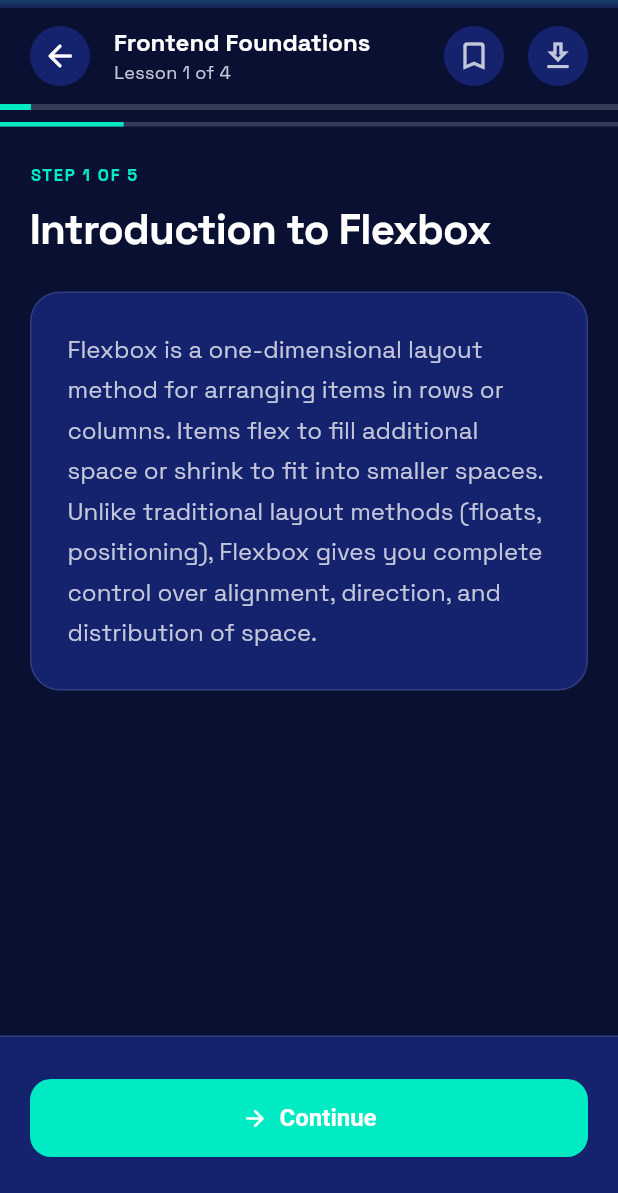
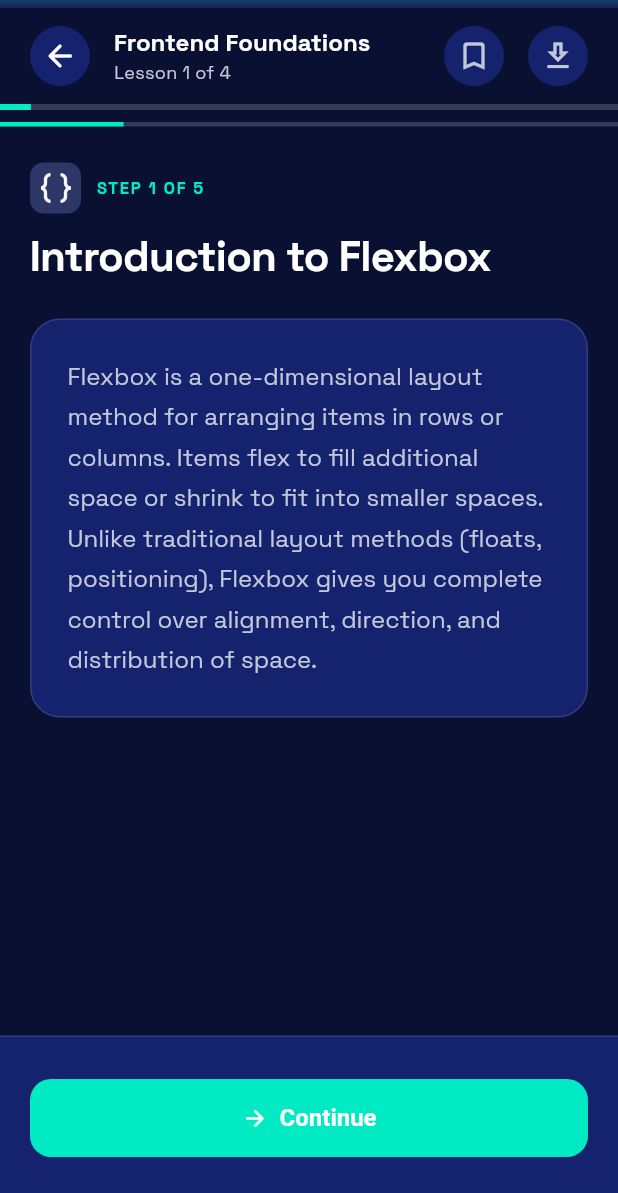
Before and after one commit to Nicookie19/BrainBox_MobileApp, a Flutter app: the screen it shows after launch, after a tap on "View All", after a tap on "Frontend Foundations", on a phone screen of 412 x 824 dp, the part 43-1236 px from its top. Run offline on Flutter 3.47's test engine with Material 3 defaults, Android fonts, the light colour scheme and no system bars; drawn by our look-alikes of flutter_animate; our stand-ins replace go_router, shared_preferences, sqflite; accounts and stored records are empty.

Commit message:
Place prototype artwork in challenge community and lessons

```diff
--- a/lib/presentation/screens/lesson_screen.dart
+++ b/lib/presentation/screens/lesson_screen.dart
@@ -390,7 +390,24 @@ class _LessonScreenState extends State<LessonScreen>
     return Column(
       crossAxisAlignment: CrossAxisAlignment.start,
       children: [
-        Text(
+        Row(
+          children: [
+            Container(
+              width: 34,
+              height: 34,
+              padding: const EdgeInsets.all(7),
+              decoration: BoxDecoration(
+                color: AppColors.accentSecondary.withValues(alpha: 0.35),
+                borderRadius: BorderRadius.circular(9),
+              ),
+              child: Image.asset(
+                'assets/ui/code_brackets.png',
+                fit: BoxFit.contain,
+              ),
+            ),
+            const SizedBox(width: 10),
+            Expanded(
+              child: Text(
                 'STEP ${_currentStepIndex + 1} OF ${lesson.steps.length}',
                 style: TextStyle(
                   fontSize: 11,
@@ -398,6 +415,9 @@ class _LessonScreenState extends State<LessonScreen>
                   color: AppColors.accentPrimary,
                   letterSpacing: 1.2,
                 ),
+              ),
+            ),
+          ],
         ),
         const SizedBox(height: 12),
         Text(
--- a/lib/presentation/widgets/daily_challenge_card.dart
+++ b/lib/presentation/widgets/daily_challenge_card.dart
@@ -57,11 +57,19 @@ class DailyChallengeCard extends StatelessWidget {
                       : AppColors.accentWarning,
                   borderRadius: BorderRadius.circular(16),
                 ),
-                child: Icon(
-                  isCompleted ? Icons.check_rounded : Icons.bolt_rounded,
-                  color: Colors.white,
-                  size: 28,
-                ),
+                child: isCompleted
+                    ? const Icon(
+                        Icons.check_rounded,
+                        color: Colors.white,
+                        size: 28,
+                      )
+                    : SizedBox.square(
+                        dimension: 28,
+                        child: Image.asset(
+                          'assets/ui/bolt.png',
+                          fit: BoxFit.contain,
+                        ),
+                      ),
               ),
               const SizedBox(width: 16),
               Expanded(
@@ -88,7 +96,10 @@ class DailyChallengeCard extends StatelessWidget {
               ),
               if (!isCompleted)
                 Container(
-                  padding: const EdgeInsets.symmetric(horizontal: 12, vertical: 6),
+                  padding: const EdgeInsets.symmetric(
+                    horizontal: 12,
+                    vertical: 6,
+                  ),
                   decoration: BoxDecoration(
                     color: AppColors.accentWarning,
                     borderRadius: BorderRadius.circular(20),
@@ -103,10 +114,7 @@ class DailyChallengeCard extends StatelessWidget {
                   ),
                 )
               else
-                Icon(
-                  Icons.chevron_right_rounded,
-                  color: AppColors.textMuted,
-                ),
+                Icon(Icons.chevron_right_rounded, color: AppColors.textMuted),
             ],
           ),
         ),
```
Also changed, not shown: lib/presentation/screens/community_screen.dart (+15 -5 lines). Lines whose indentation alone changed are shown as unchanged.
